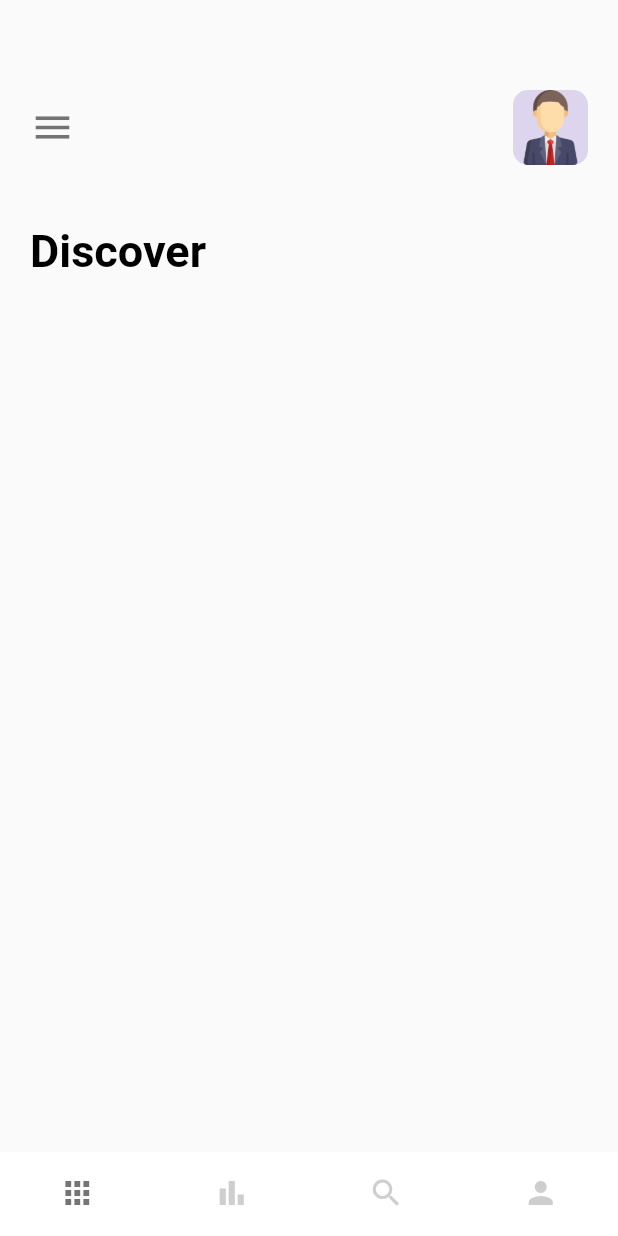
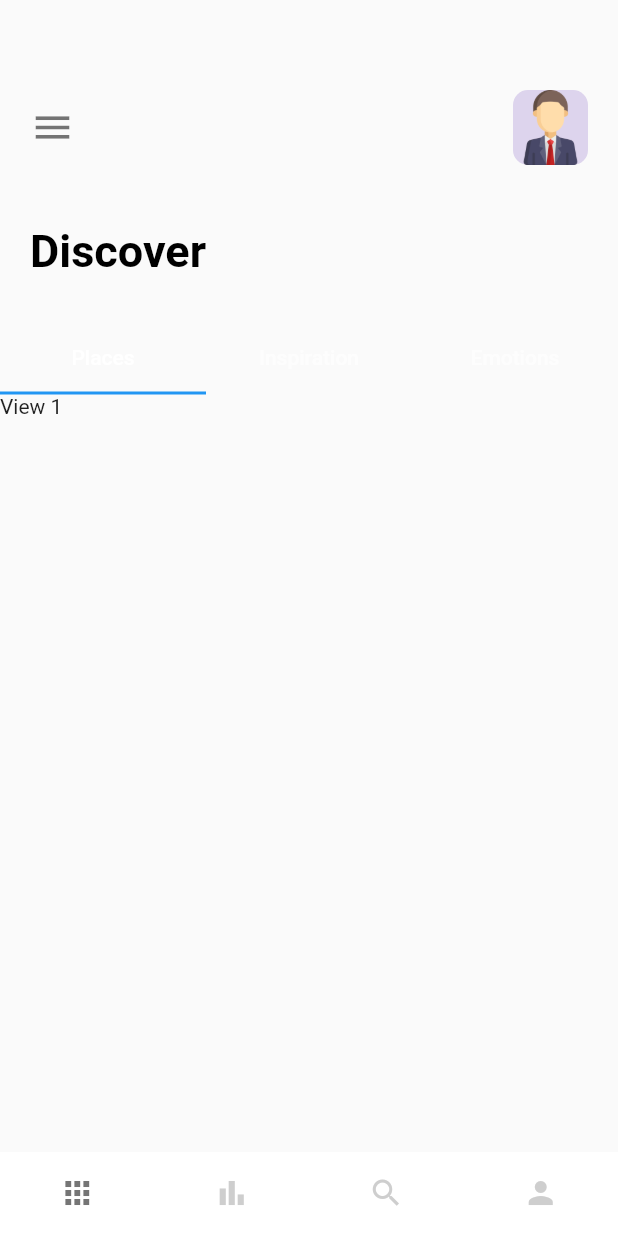
Before and after one commit to cjchika/travel_app, a Flutter app: the screen it shows after launch, on a phone screen of 412 x 824 dp. Run offline on Flutter 3.47's test engine with Material 2 defaults, Android fonts, the phone set to English and light mode, and no system bars.

Commit message:
Home Screen

```diff
--- a/lib/screens/navscreens/home_screen.dart
+++ b/lib/screens/navscreens/home_screen.dart
@@ -10,9 +10,11 @@ class HomeScreen extends StatefulWidget {
   }
 }
 
-class _HomeScreenState extends State<HomeScreen> {
+class _HomeScreenState extends State<HomeScreen> with TickerProviderStateMixin {
   @override
   Widget build(BuildContext context) {
+    TabController _tabController = TabController(length: 3, vsync: this);
+
     return Scaffold(
       body: Column(
         crossAxisAlignment: CrossAxisAlignment.start,
@@ -44,6 +46,28 @@ class _HomeScreenState extends State<HomeScreen> {
           ),
           const SizedBox(height: 30),
           // TABBAR
+          Container(
+            child: TabBar(
+              controller: _tabController,
+              tabs: [
+                Tab(text: "Places"),
+                Tab(text: "Inspiration"),
+                Tab(text: "Emotions"),
+              ],
+            ),
+          ),
+          Container(
+            height: 300,
+            width: double.maxFinite,
+            child: TabBarView(
+              controller: _tabController,
+              children: [
+                Text("View 1"),
+                Text("View 2"),
+                Text("View 3"),
+              ],
+            ),
+          ),
         ],
       ),
     );
```
